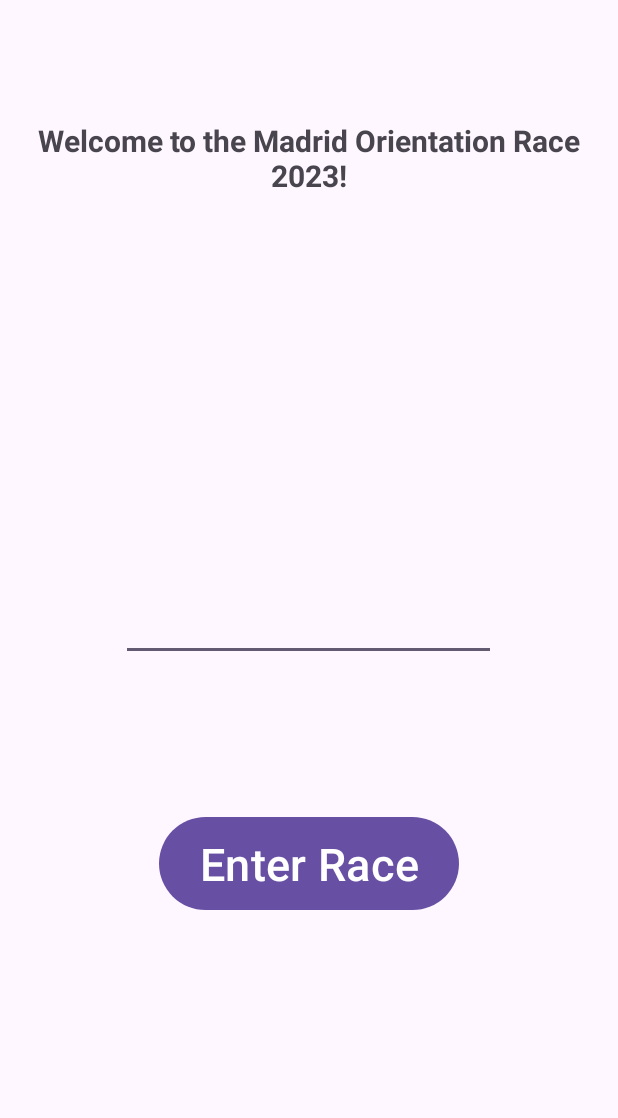
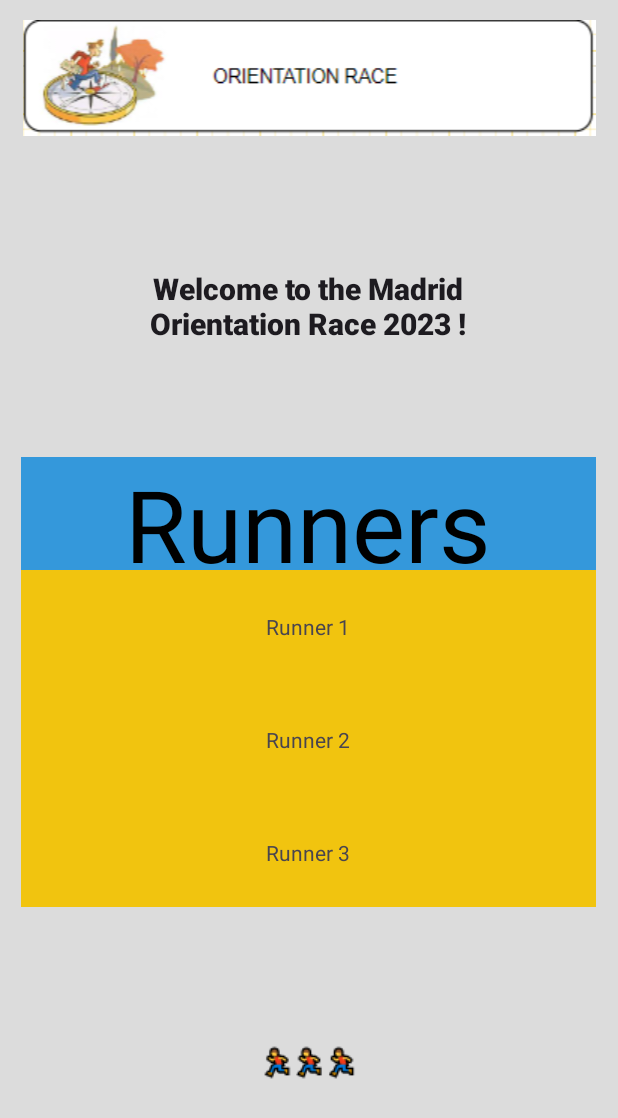
Before and after one commit to Radfahrer00/OrientationRace, an Android app: the layout activity_participants.xml on its own in the app's theme, with its tools: preview values and no code run, on a phone screen of 412 x 824 dp. Shown: the top 1118 px of the screen. Run offline under Robolectric (Android 15) with nearby library versions, the phone set to English and light mode, and no system bars.

Commit message:
activity_rework

```diff
--- a/app/src/main/res/layout/activity_participants.xml
+++ b/app/src/main/res/layout/activity_participants.xml
@@ -2,37 +2,90 @@
 <LinearLayout xmlns:android="http://schemas.android.com/apk/res/android"
     xmlns:tools="http://schemas.android.com/tools"
     android:layout_width="match_parent"
-    android:layout_height="wrap_content"
+    android:layout_height="match_parent"
     android:orientation="vertical"
-    android:gravity="center"
+    android:background="#dcdcdc"
     tools:context=".MainActivity">
+
+
+    <ImageView
+        android:id="@+id/myImageView"
+        android:layout_width="match_parent"
+        android:layout_marginTop="20px"
+        android:layout_height="wrap_content"
+        android:layout_gravity="top"
+        android:src="@drawable/image" />
 
     <TextView
         android:id="@+id/welcomeText"
-        android:layout_width="wrap_content"
-        android:layout_height="wrap_content"
+        android:layout_width="222dp"
+        android:layout_height="67dp"
+        android:layout_gravity="center"
         android:layout_marginTop="80dp"
         android:gravity="center"
-        android:text="Welcome to the Madrid Orientation Race 2023!"
+        android:text="@string/main_msg"
+        android:textAppearance="@style/TextAppearance.AppCompat.Body2"
         android:textSize="20sp"
-        android:textStyle="bold"/>
+        android:textStyle="bold" />
 
-    <EditText
-        android:id="@+id/usernameInput"
-        android:layout_width="250dp"
-        android:layout_height="60dp"
-        android:layout_marginTop="250dp"
-        android:gravity="center"
-        android:autofillHints="Enter your username"
-        android:inputType="text"/>
+    <GridLayout
+        android:id="@+id/gridLayout"
+        android:layout_width="383dp"
+        android:layout_height="300dp"
+        android:layout_gravity="center"
+        android:layout_marginTop="100px"
+        android:columnCount="1"
+        android:rowCount="5">
 
-    <Button
-        android:id="@+id/buttonEnterRace"
-        android:layout_width="200dp"
-        android:layout_height="70dp"
-        android:layout_marginTop="100dp"
-        android:gravity="center"
-        android:text="Enter Race"
-        android:textSize="30sp"/>
+
+        <TextView
+            android:layout_width="match_parent"
+            android:layout_height="75dp"
+            android:layout_row="0"
+            android:layout_column="0"
+            android:background="@color/bleu2"
+            android:gravity="center"
+            android:text="Runners"
+            android:textColor="@color/black"
+            android:textSize="100px" />
+
+
+        <TextView
+            android:layout_width="match_parent"
+            android:layout_height="75dp"
+            android:layout_row="1"
+            android:layout_column="0"
+            android:background="@color/orange2"
+            android:gravity="center"
+            android:text="Runner 1" />
+
+        <TextView
+            android:layout_width="match_parent"
+            android:layout_height="75dp"
+            android:layout_row="2"
+            android:layout_column="0"
+            android:background="@color/orange2"
+            android:gravity="center"
+            android:text="Runner 2" />
+
+        <TextView
+            android:layout_width="match_parent"
+            android:layout_height="75dp"
+            android:layout_row="3"
+            android:layout_column="0"
+            android:background="@color/orange2"
+            android:gravity="center"
+            android:text="Runner 3" />
+    </GridLayout>
+
+    <ImageView
+        android:id="@+id/run"
+        android:layout_width="match_parent"
+        android:layout_height="wrap_content"
+        android:layout_gravity="top"
+        android:layout_margin="120px"
+        android:layout_marginTop="20px"
+        android:src="@drawable/run2" />
+
 
 </LinearLayout>
--- a/app/src/main/res/layout/activity_waiting.xml
+++ b/app/src/main/res/layout/activity_waiting.xml
@@ -2,26 +2,38 @@
 <LinearLayout xmlns:android="http://schemas.android.com/apk/res/android"
     xmlns:tools="http://schemas.android.com/tools"
     android:layout_width="match_parent"
-    android:layout_height="wrap_content"
+    android:layout_height="match_parent"
     android:orientation="vertical"
-    android:gravity="center"
+    android:background="#dcdcdc"
     tools:context=".MainActivity">
+
+
+    <ImageView
+        android:id="@+id/myImageView"
+        android:layout_width="match_parent"
+        android:layout_marginTop="20px"
+        android:layout_height="wrap_content"
+        android:layout_gravity="top"
+        android:src="@drawable/image" />
 
     <TextView
         android:id="@+id/welcomeText"
-        android:layout_width="wrap_content"
-        android:layout_height="wrap_content"
+        android:layout_width="222dp"
+        android:layout_height="67dp"
+        android:layout_gravity="center"
         android:layout_marginTop="80dp"
         android:gravity="center"
         android:text="@string/main_msg"
+        android:textAppearance="@style/TextAppearance.AppCompat.Body2"
         android:textSize="20sp"
-        android:textStyle="bold"/>
+        android:textStyle="bold" />
 
     <TextView
         android:id="@+id/waitingText"
         android:layout_width="wrap_content"
         android:layout_height="wrap_content"
         android:layout_marginTop="80dp"
+        android:layout_gravity="center"
         android:gravity="center"
         android:text="@string/waiting_msg"
         android:textSize="20sp"
@@ -33,6 +45,7 @@
         android:layout_width="200dp"
         android:layout_height="70dp"
         android:layout_marginTop="100dp"
+        android:layout_gravity="center"
         android:gravity="center"
         android:text="@string/button_exit_text"
         android:textSize="30sp"/>
--- a/app/src/main/res/values/colors.xml
+++ b/app/src/main/res/values/colors.xml
@@ -2,4 +2,11 @@
 <resources>
     <color name="black">#FF000000</color>
     <color name="white">#FFFFFFFF</color>
+    <color name="Red">#FF0000</color>
+    <color name="green">#00FF00</color>
+    <color name="bleu">#0000FF</color>
+    <color name="violet">#800080</color>
+    <color name="Orange">#FFA500</color>
+    <color name="orange2">#F1C40F</color>
+    <color name="bleu2">#3498DB</color>
 </resources>
```
Also changed, not shown: app/src/main/res/drawable/run2.PNG (added), app/src/main/res/drawable/wait.gif (added).
